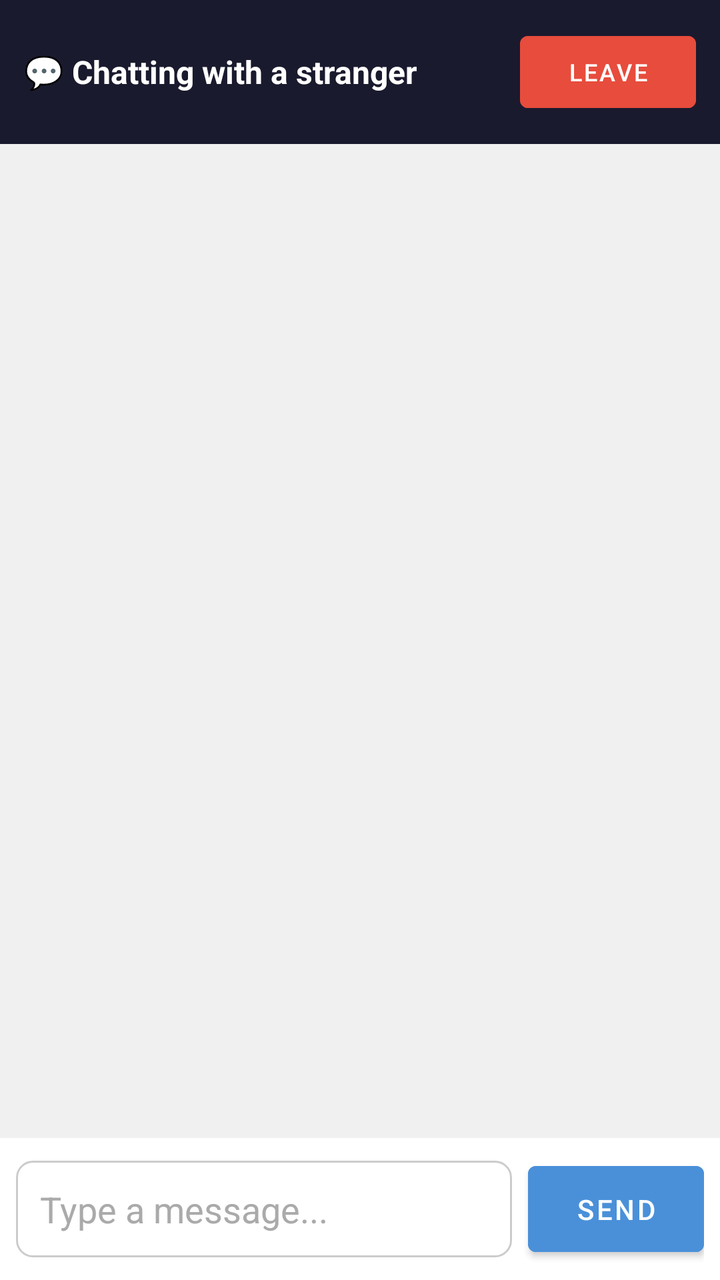
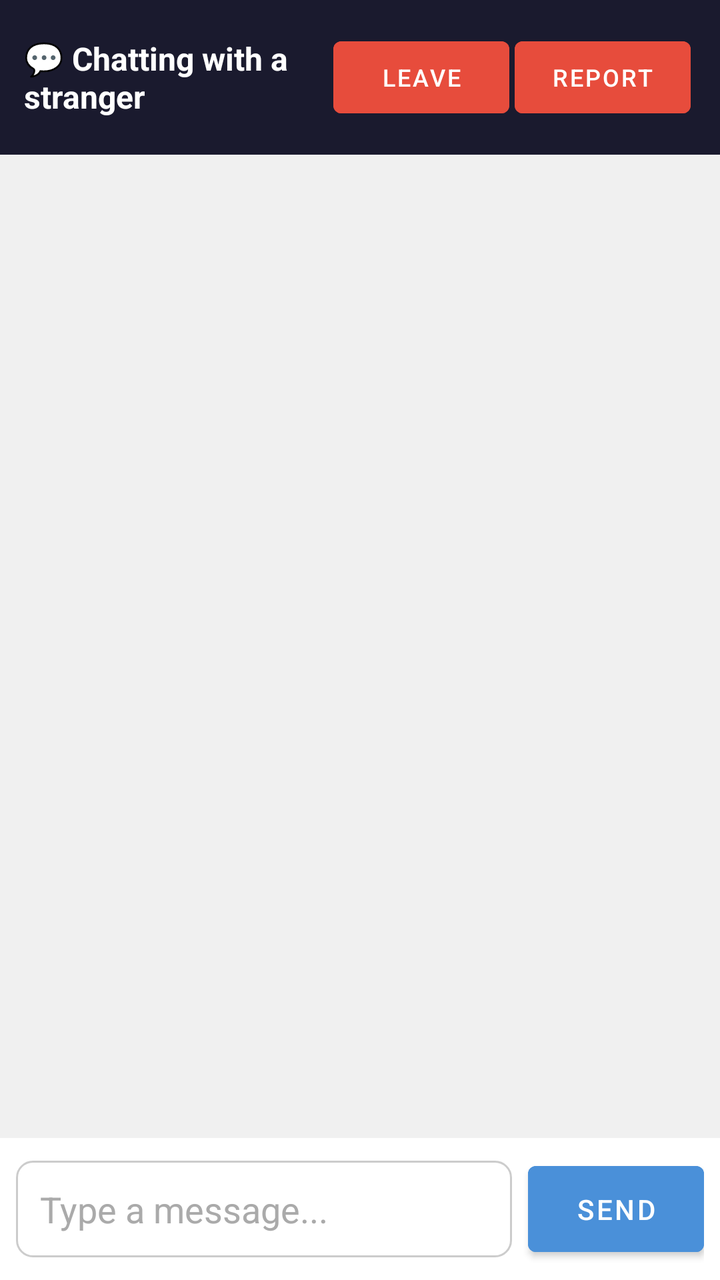

Compare the two renders of this Android layout. The source of the first and the diff that turns it into the second are given below.
<!-- AndroidManifest.xml: application theme Theme.ChatApplication -->
<!-- res/layout/activity_chat.xml -->
<?xml version="1.0" encoding="utf-8"?>
<LinearLayout xmlns:android="http://schemas.android.com/apk/res/android"
    android:layout_width="match_parent"
    android:layout_height="match_parent"
    android:orientation="vertical"
    android:background="#F0F0F0"
    android:fitsSystemWindows="true">

    
    <LinearLayout
        android:layout_width="match_parent"
        android:layout_height="wrap_content"
        android:orientation="horizontal"
        android:background="#1A1A2E"
        android:padding="12dp"
        android:gravity="center_vertical">

        <TextView
            android:layout_width="0dp"
            android:layout_height="wrap_content"
            android:layout_weight="1"
            android:text="💬 Chatting with a stranger"
            android:textColor="#FFFFFF"
            android:textSize="16sp"
            android:textStyle="bold"/>

        <Button
            android:id="@+id/leaveButton"
            android:layout_width="wrap_content"
            android:layout_height="wrap_content"
            android:text="Leave"
            android:backgroundTint="#E74C3C"
            android:textColor="#FFFFFF"
            android:textSize="12sp"
            android:padding="8dp"/>
    </LinearLayout>

    

    
    <androidx.recyclerview.widget.RecyclerView
        android:id="@+id/recyclerView"
        android:layout_width="match_parent"
        android:layout_height="0dp"
        android:layout_weight="1"
        android:clipToPadding="false"
        android:padding="8dp" />

    <LinearLayout
        android:layout_width="match_parent"
        android:layout_height="wrap_content"
        android:orientation="horizontal"
        android:background="#FFFFFF"
        android:padding="8dp"
        android:gravity="center_vertical">

        <EditText
            android:id="@+id/messageInput"
            android:layout_width="0dp"
            android:layout_height="wrap_content"
            android:layout_weight="1"
            android:hint="Type a message..."
            android:background="@drawable/input_background"
            android:padding="12dp"
            android:textColor="#1A1A2E"
            android:textColorHint="#AAAAAA"
            android:maxLines="3"
            android:inputType="textMultiLine"/>

        <Button
            android:id="@+id/sendButton"
            android:layout_width="wrap_content"
            android:layout_height="wrap_content"
            android:text="Send"
            android:backgroundTint="#4A90D9"
            android:textColor="#FFFFFF"
            android:layout_marginStart="8dp"
            android:padding="12dp"/>
    </LinearLayout>

</LinearLayout>
<!-- resources referenced by this layout -->
<resources>
  <!-- drawable input_background (drawable) -->
  <?xml version="1.0" encoding="utf-8"?>
  <shape xmlns:android="http://schemas.android.com/apk/res/android"
      android:shape="rectangle">
      <solid android:color="#FFFFFF" />
      <corners android:radius="8dp" />
      <stroke android:width="1dp" android:color="#CCCCCC" />
  </shape>
  <style name="Theme.ChatApplication" parent="Theme.MaterialComponents.DayNight.DarkActionBar">
          
          <item name="colorPrimary">@color/purple_500</item>
          <item name="colorPrimaryVariant">@color/purple_700</item>
          <item name="colorOnPrimary">@color/white</item>
          
          <item name="colorSecondary">@color/teal_200</item>
          <item name="colorSecondaryVariant">@color/teal_700</item>
          <item name="colorOnSecondary">@color/black</item>
          
          <item name="android:statusBarColor">?attr/colorPrimaryVariant</item>
          
      </style>
  <color name="purple_500">#FF6200EE</color>
  <color name="purple_700">#FF3700B3</color>
  <color name="white">#FFFFFFFF</color>
  <color name="teal_200">#FF03DAC5</color>
  <color name="teal_700">#FF018786</color>
  <color name="black">#FF000000</color>
</resources>

<!-- the commit's change to res/layout/activity_chat.xml (unified diff, before → after) -->
@@ -33,6 +33,17 @@
             android:textColor="#FFFFFF"
             android:textSize="12sp"
             android:padding="8dp"/>
+        <Button
+            android:id="@+id/ReportButton"
+            android:layout_width="wrap_content"
+            android:layout_height="wrap_content"
+            android:text="Report"
+            android:backgroundTint="#E74C3C"
+            android:textColor="#FFFFFF"
+            android:textSize="12sp"
+            android:layout_margin="8px"
+            android:padding="8dp"/>
+
     </LinearLayout>
 
     
